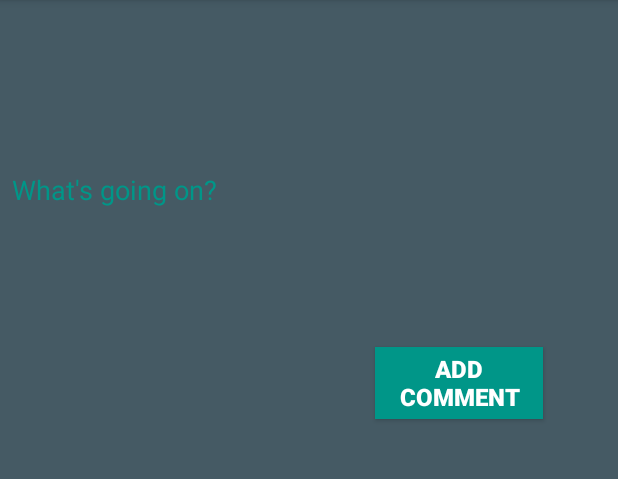
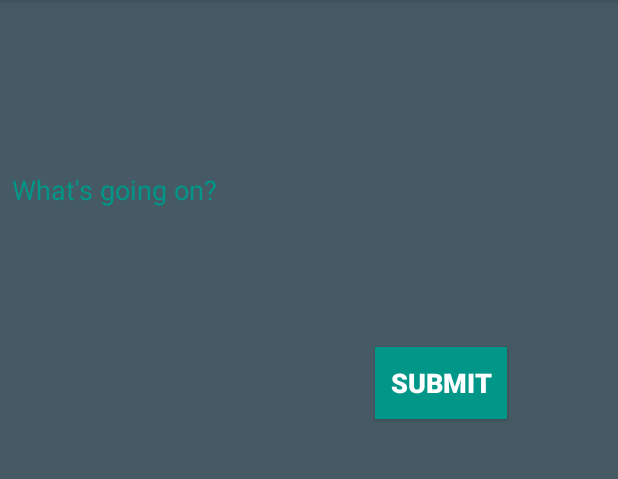
Before and after one commit to christiangmartinez/chismaps, an Android app: the NewCommentActivity screen opened directly, with no data from a screen before it, on a phone screen of 412 x 824 dp, the part 84-563 px from its top. Run offline under Robolectric (Android 15) with nearby library versions, the phone set to English and light mode, and no system bars; our stand-ins replace ButterKnife.

Commit message:
remove unnecessary code and lines

```diff
--- a/app/src/main/res/layout/activity_new_comment.xml
+++ b/app/src/main/res/layout/activity_new_comment.xml
@@ -26,20 +26,21 @@
 
     <Button
         android:id="@+id/newCommentButton"
-        android:layout_width="0dp"
+        android:layout_width="wrap_content"
         android:layout_height="wrap_content"
         android:layout_marginLeft="8dp"
         android:layout_marginRight="50dp"
         android:layout_marginTop="10dp"
         android:background="@color/colorAccent"
-        android:text="Add Comment"
+        android:text="Submit"
+        android:textAlignment="center"
         android:textColor="@android:color/white"
-        android:textSize="16sp"
+        android:textSize="18sp"
         android:textStyle="bold"
+        app:layout_constraintHorizontal_bias="0.0"
         app:layout_constraintLeft_toLeftOf="@+id/guideline"
         app:layout_constraintRight_toRightOf="parent"
-        app:layout_constraintTop_toBottomOf="@+id/newCommentText"
-        app:layout_constraintHorizontal_bias="0.0" />
+        app:layout_constraintTop_toBottomOf="@+id/newCommentText" />
 
     <android.support.constraint.Guideline
         android:layout_width="wrap_content"
```
Also changed, not shown: app/src/main/java/io/xtian/chismaps/ui/MainActivity.java (+0 -44 lines).
